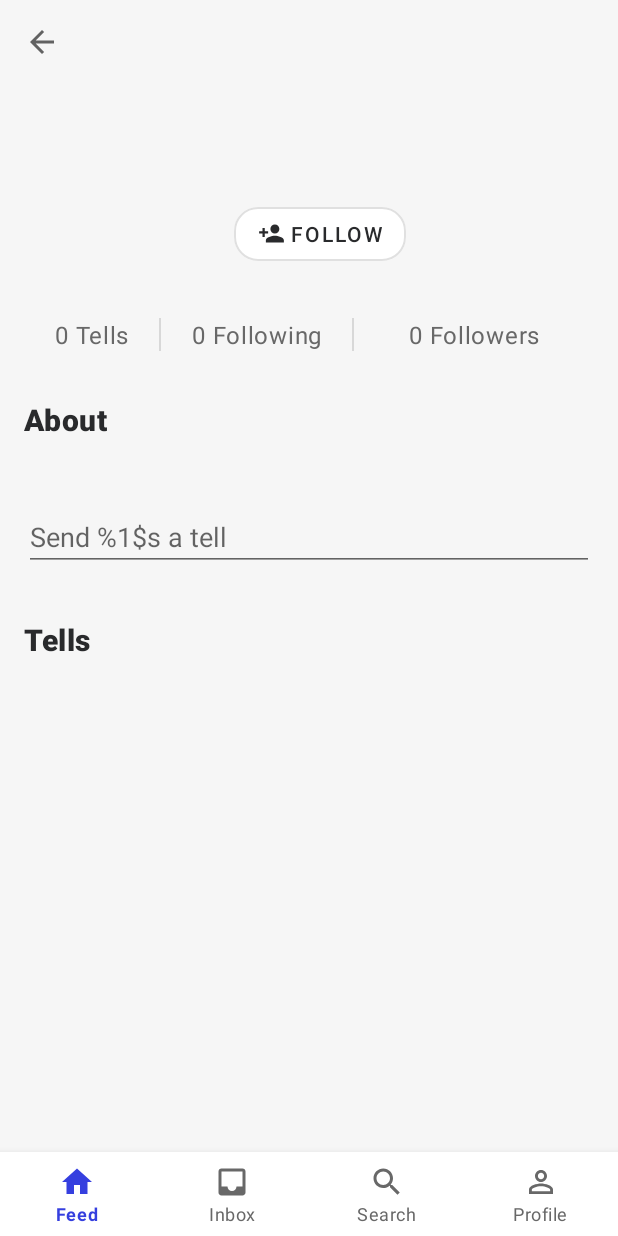
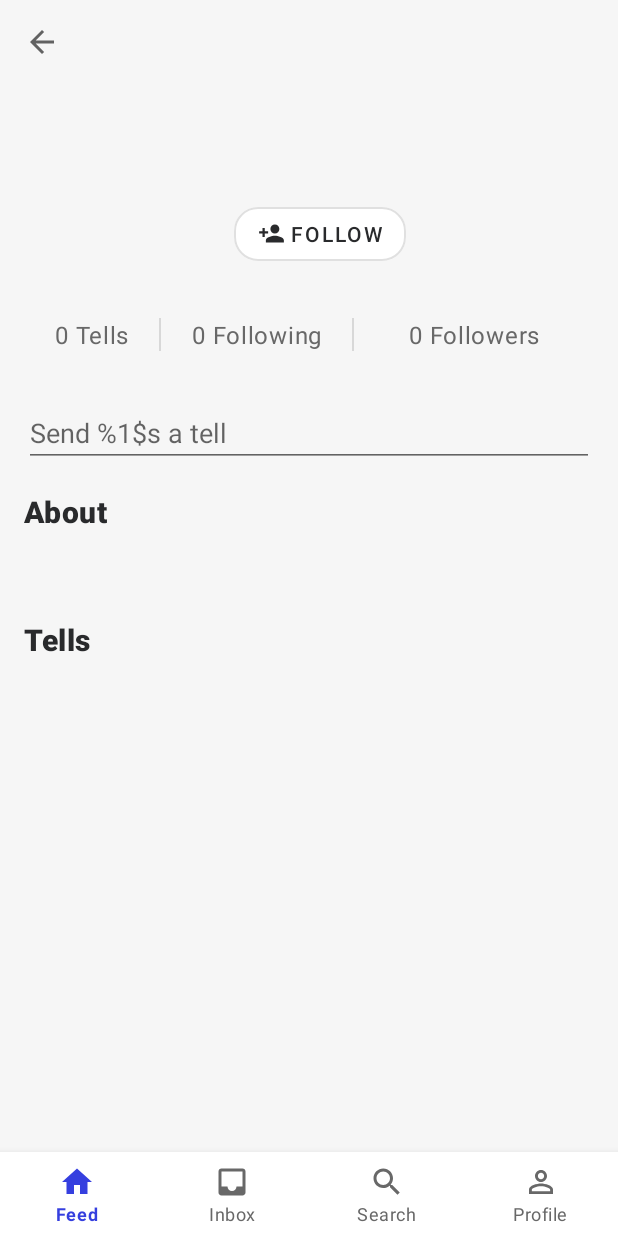
Before and after one commit to itsandreramon/TellMe, an Android app: the fragment UserProfileFragment placed in its activity, on a phone screen of 412 x 824 dp. Run offline under Robolectric (Android 15) with nearby library versions, the phone set to English and light mode, and no system bars; our stand-ins replace Dagger/Hilt's generated code, Firebase (no records; nobody signed in at launch, a user with empty details on screens opened directly), Room's generated code, Timber, data binding and 1 more; libraries missing offline, so code that uses them is left out: com.jakewharton.threetenabp; 8 statements that could not run were skipped.

Commit message:
(App) : Fix feed item order, change layout for user profile

```diff
--- a/app/src/main/java/com/tellme/app/ui/destinations/feed/FeedFragment.kt
+++ b/app/src/main/java/com/tellme/app/ui/destinations/feed/FeedFragment.kt
@@ -90,7 +90,7 @@ class FeedFragment : Fragment(), FeedItemViewAdapter.FeedClickListener {
         feedViewModel.feedItems.observe(viewLifecycleOwner, Observer { feedItems ->
             when (feedItems) {
                 is Result.Success -> {
-                    viewItemViewAdapter.submitList(feedItems.data)
+                    viewItemViewAdapter.submitList(feedItems.data.sorted())
                     binding.progressBar.visibility = View.INVISIBLE
                 }
                 is Result.Error -> {
--- a/app/src/main/java/com/tellme/app/ui/destinations/feed/FeedItemViewAdapter.kt
+++ b/app/src/main/java/com/tellme/app/ui/destinations/feed/FeedItemViewAdapter.kt
@@ -19,10 +19,6 @@ class FeedItemViewAdapter(
     private val listener: FeedClickListener
 ) : ListAdapter<FeedItem, FeedItemViewHolder>(FeedDiffCallback) {
 
-    init {
-        setHasStableIds(true)
-    }
-
     override fun onCreateViewHolder(parent: ViewGroup, viewType: Int): FeedItemViewHolder {
         val layoutInflater = LayoutInflater.from(parent.context)
         val binding = ViewHolderItemFeedBinding.inflate(layoutInflater, parent, false)
@@ -30,10 +26,6 @@ class FeedItemViewAdapter(
     }
 
     fun getFeedItemAt(position: Int): FeedItem = getItem(position)
-
-    override fun getItemId(position: Int): Long {
-        return position.toLong()
-    }
 
     override fun onBindViewHolder(holderItem: FeedItemViewHolder, position: Int) {
         val feedItem = getItem(position)
--- a/app/src/main/java/com/tellme/app/ui/destinations/search/SendTellActivity.kt
+++ b/app/src/main/java/com/tellme/app/ui/destinations/search/SendTellActivity.kt
@@ -11,7 +11,6 @@ import android.os.Bundle
 import androidx.appcompat.app.AppCompatActivity
 import androidx.databinding.DataBindingUtil
 import androidx.lifecycle.lifecycleScope
-import androidx.navigation.navArgs
 import com.jakewharton.rxbinding2.widget.RxTextView
 import com.tellme.R
 import com.tellme.app.dagger.inject
@@ -19,6 +18,7 @@ import com.tellme.app.extensions.showSoftInput
 import com.tellme.app.model.Tell
 import com.tellme.app.util.DateUtils
 import com.tellme.app.util.DialogUtils
+import com.tellme.app.util.EXTRA_UID
 import com.tellme.app.util.ValidationUtils
 import com.tellme.app.viewmodels.main.TellViewModel
 import com.tellme.app.viewmodels.main.UserViewModel
@@ -29,7 +29,6 @@ import kotlinx.coroutines.launch
 
 class SendTellActivity : AppCompatActivity() {
 
-    private val args: SendTellActivityArgs by navArgs()
     private lateinit var binding: ActivitySendTellBinding
 
     @Inject lateinit var tellViewModel: TellViewModel
@@ -61,7 +60,7 @@ class SendTellActivity : AppCompatActivity() {
 
             val tell = Tell(
                 authorUid = userViewModel.getCurrentUserFirebase()!!.uid,
-                receiverUid = args.userUid,
+                receiverUid = intent.getStringExtra(EXTRA_UID) ?: "-1",
                 question = question,
                 sendDate = DateUtils.now()
             )
@@ -70,6 +69,7 @@ class SendTellActivity : AppCompatActivity() {
                 val added = addTell(tell)
 
                 if (added) {
+                    setResult(RESULT_OK)
                     finish()
                 } else {
                     DialogUtils.createErrorSendingTellDialog(this@SendTellActivity).show()
--- a/app/src/main/java/com/tellme/app/util/Constants.kt
+++ b/app/src/main/java/com/tellme/app/util/Constants.kt
@@ -24,6 +24,9 @@ const val API_TOKEN = "API_TOKEN"
 const val EXTRA_CACHE_KEY = "cacheKey"
 const val EXTRA_TELL_KEY = "tellKey"
 const val EXTRA_TELL_KEY_UPDATED = "tellKeyUpdated"
+const val EXTRA_UID = "uid"
+
+const val SEND_TELL_REQUEST = 1001
 
 const val ISO_8601_PATTERN = "yyyy-MM-dd'T'HH:mm:ss.SSSX"
 
--- a/app/src/main/res/layout/fragment_profile_user.xml
+++ b/app/src/main/res/layout/fragment_profile_user.xml
@@ -10,6 +10,13 @@
             type="com.tellme.app.model.User" />
 
     </data>
+
+    <androidx.coordinatorlayout.widget.CoordinatorLayout
+        android:id="@+id/layout_coordinator"
+        android:layout_width="match_parent"
+        android:layout_height="match_parent"
+        android:background="@color/light"
+        android:orientation="vertical">
 
         <RelativeLayout
             android:layout_width="match_parent"
@@ -131,6 +138,17 @@
                             android:layout_below="@id/layout_user_stats"
                             android:orientation="vertical">
 
+                            <EditText
+                                android:id="@+id/edit_text_send_user_tell"
+                                android:layout_width="match_parent"
+                                android:layout_height="wrap_content"
+                                android:layout_marginBottom="@dimen/margin_medium"
+                                android:focusable="false"
+                                android:hint="@string/send_user_tell"
+                                android:imeOptions="actionSend"
+                                android:importantForAutofill="no"
+                                android:inputType="textImeMultiLine" />
+
                             <TextView
                                 android:id="@+id/text_view_about"
                                 android:layout_width="wrap_content"
@@ -147,32 +165,21 @@
                                 android:text="@{user.about}"
                                 android:textAppearance="@style/p" />
 
-                        <EditText
-                            android:id="@+id/edit_text_send_user_tell"
-                            android:layout_width="match_parent"
-                            android:layout_height="wrap_content"
-                            android:layout_marginBottom="@dimen/margin_medium"
-                            android:focusable="false"
-                            android:hint="@string/send_user_tell"
-                            android:imeOptions="actionSend"
-                            android:importantForAutofill="no"
-                            android:inputType="textImeMultiLine" />
-
                         </LinearLayout>
 
                     </RelativeLayout>
 
                     <LinearLayout
-                    android:orientation="vertical"
+                        android:layout_width="match_parent"
+                        android:layout_height="match_parent"
                         android:layout_below="@id/stats"
-                    android:layout_width="match_parent"
-                    android:layout_height="match_parent">
+                        android:orientation="vertical">
 
                         <TextView
-                        android:layout_marginStart="@dimen/margin_medium"
                             android:id="@+id/text_view_tells"
                             android:layout_width="wrap_content"
                             android:layout_height="wrap_content"
+                            android:layout_marginStart="@dimen/margin_medium"
                             android:layout_marginBottom="@dimen/margin_tiny"
                             android:text="Tells"
                             android:textAppearance="@style/headline6" />
@@ -182,7 +189,7 @@
                             android:layout_width="match_parent"
                             android:layout_height="match_parent"
                             android:scrollbars="vertical"
-                        tools:listitem="@layout/view_holder_item_feed" />
+                            tools:listitem="@layout/view_holder_item_user_tells" />
 
                     </LinearLayout>
 
@@ -191,4 +198,6 @@
             </ScrollView>
 
         </RelativeLayout>
+
+    </androidx.coordinatorlayout.widget.CoordinatorLayout>
 </layout>
--- a/app/src/main/res/values/strings.xml
+++ b/app/src/main/res/values/strings.xml
@@ -36,4 +36,5 @@
     <string name="register_biography">Biography</string>
     <string name="about">About</string>
     <string name="error">Error</string>
+    <string name="tell_sent">Your tell has been sent.</string>
 </resources>
```
Also changed, not shown: app/src/main/java/com/tellme/app/model/FeedItem.kt (+10 -3 lines), app/src/main/java/com/tellme/app/ui/destinations/search/UserProfileFragment.kt (+25 -8 lines), app/src/main/res/layout/view_holder_item_user_tells.xml (+3 -7 lines). Lines whose indentation alone changed are shown as unchanged.
